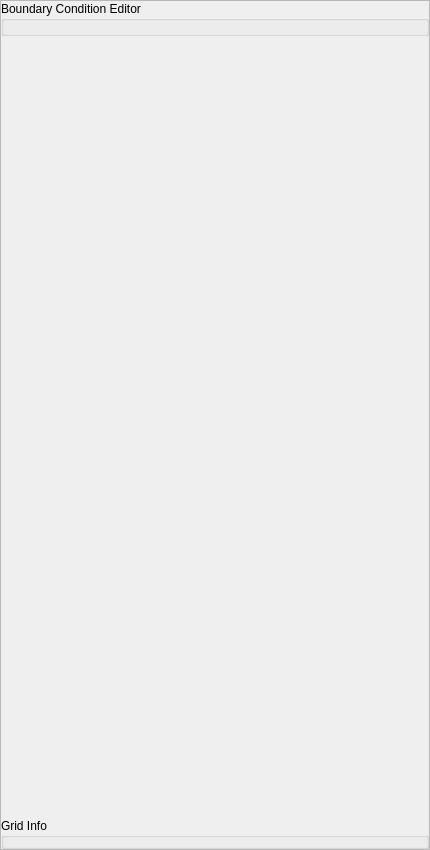
This is flo2d/ui/f2d_widget.ui in FLO-2DSoftware/qgis-flo-2d-plugin as Qt 5 draws it before an edit. The edited form follows.
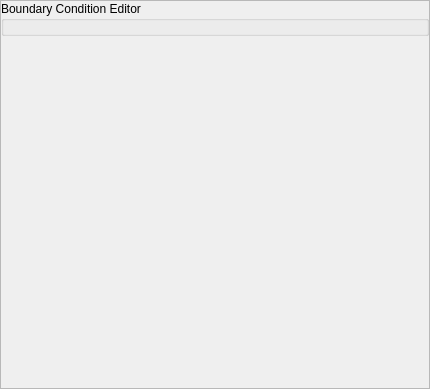
This is the edited form. Custom widgets are drawn as their Qt base class.

Commit message: bc table, grid info tool moved to their own docks

Patch:
```diff
--- a/flo2d/ui/f2d_widget.ui
+++ b/flo2d/ui/f2d_widget.ui
@@ -7,7 +7,7 @@
     <x>0</x>
     <y>0</y>
     <width>430</width>
-    <height>850</height>
+    <height>389</height>
    </rect>
   </property>
   <property name="windowTitle">
@@ -34,7 +34,7 @@
         <x>0</x>
         <y>0</y>
         <width>426</width>
-        <height>846</height>
+        <height>385</height>
        </rect>
       </property>
       <layout class="QVBoxLayout" name="verticalLayout_5">
@@ -87,27 +87,6 @@
          </property>
         </spacer>
        </item>
-       <item>
-        <widget class="QgsCollapsibleGroupBox" name="grid_info_grp">
-         <property name="maximumSize">
-          <size>
-           <width>16777215</width>
-           <height>16777215</height>
-          </size>
-         </property>
-         <property name="title">
-          <string>Grid Info</string>
-         </property>
-         <layout class="QVBoxLayout" name="verticalLayout_7">
-          <property name="margin">
-           <number>3</number>
-          </property>
-          <item>
-           <layout class="QVBoxLayout" name="grid_info_lout"/>
-          </item>
-         </layout>
-        </widget>
-       </item>
       </layout>
      </widget>
     </widget>
```
The commit also changes 10 other files.
